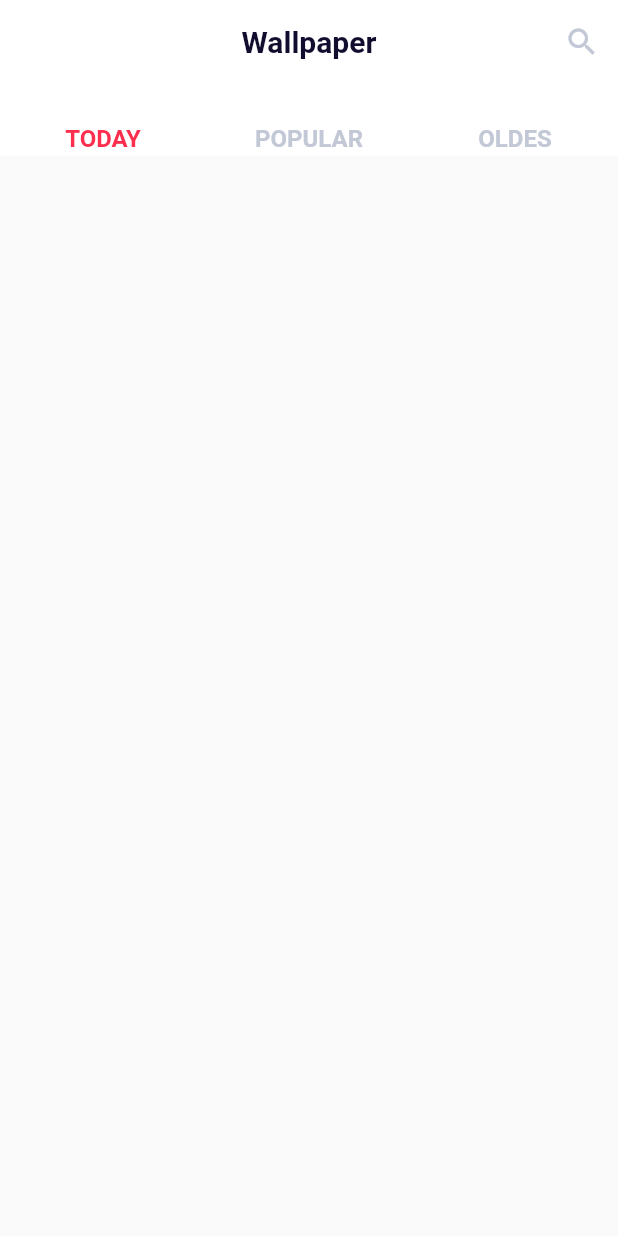
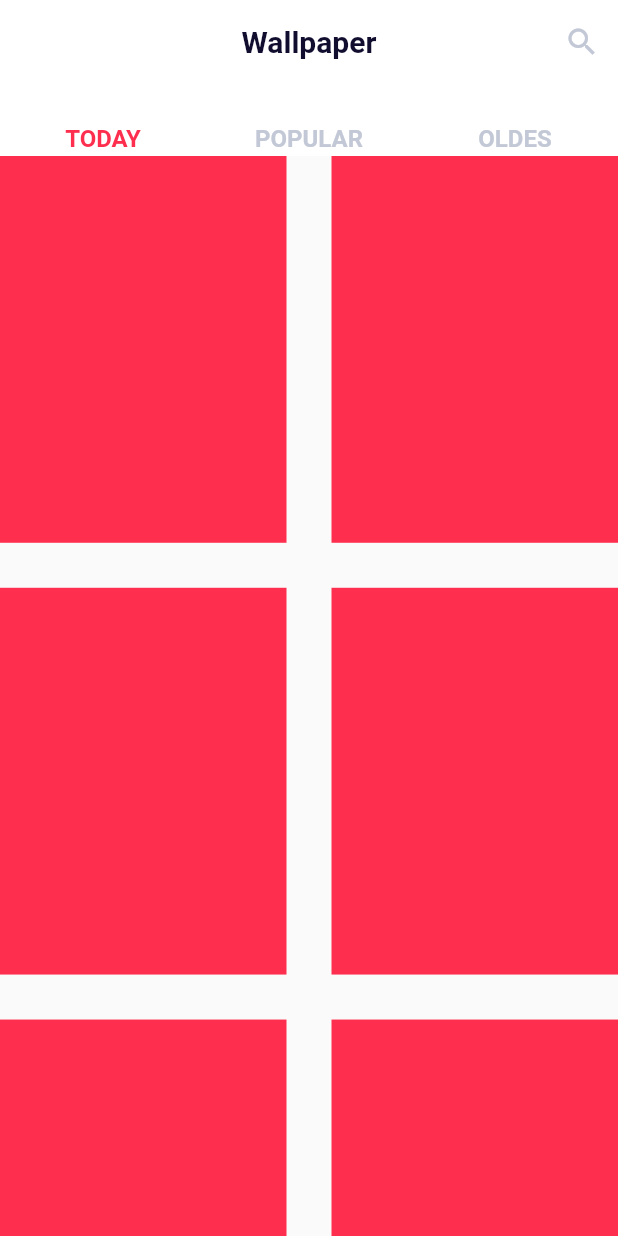
Before and after one commit to ppmasa8/museum_wallpaper, a Flutter app: the screen it shows after launch, on a phone screen of 412 x 824 dp. Run offline on Flutter 3.47's test engine with Material 2 defaults, Android fonts, the phone set to English and light mode, and no system bars.

Commit message:
Add grid

```diff
--- a/lib/view/screens/homeview.dart
+++ b/lib/view/screens/homeview.dart
@@ -1,6 +1,7 @@
 import 'package:flutter/material.dart';
 import 'package:metropolitan_museum/view/utils/helpers/color_helper.dart';
 import 'package:metropolitan_museum/view/utils/helpers/style_helper.dart';
+import 'package:metropolitan_museum/view/utils/shared/shared_grid_widget.dart';
 
 class HomeView extends StatelessWidget {
   const HomeView({Key? key}) : super(key: key);
@@ -46,6 +47,13 @@ class HomeView extends StatelessWidget {
             ),
           ]),
         ),
+        body: const TabBarView(
+          children: [
+            SharedGridWidget(),
+            SharedGridWidget(),
+            SharedGridWidget()
+          ],
+        ),
       ),
     );
   }
--- /dev/null
+++ b/lib/view/utils/shared/shared_grid_widget.dart
@@ -0,0 +1,21 @@
+import 'package:flutter/material.dart';
+import 'package:metropolitan_museum/view/utils/helpers/color_helper.dart';
+
+class SharedGridWidget extends StatelessWidget {
+  const SharedGridWidget({Key? key}) : super(key: key);
+
+  @override
+  Widget build(BuildContext context) {
+    return GridView.builder(
+      gridDelegate: SliverGridDelegateWithFixedCrossAxisCount(
+          crossAxisCount: 2,
+          mainAxisSpacing: 30,
+          crossAxisSpacing: 30,
+          childAspectRatio: 2 / 2.7,
+      ),
+      itemBuilder: (context, index) => Container(
+        color: pinkcolor,
+      ),
+    );
+  }
+}
```
